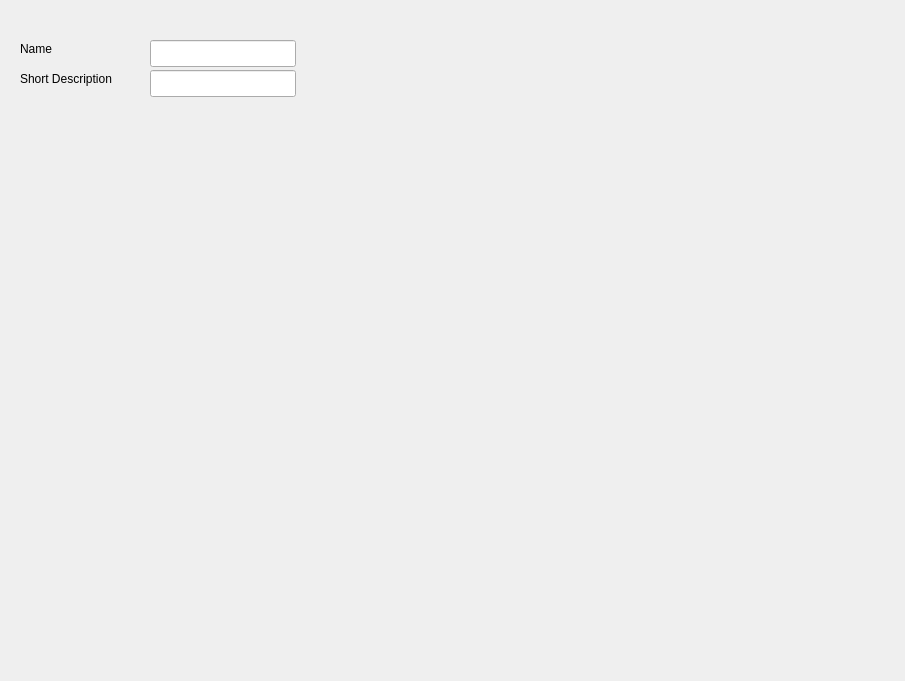
Before: the Qt Designer form charactertab.ui in Michael-A-D/HelloWorlds, drawn with Qt 5.
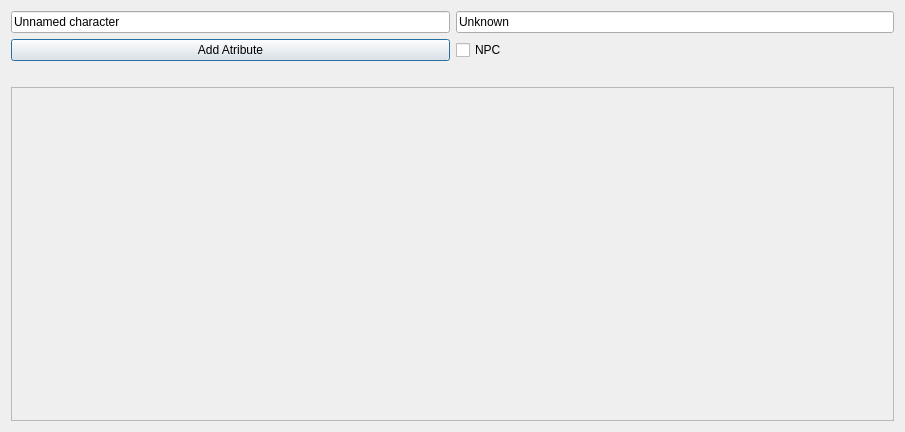
After: the same form once the commit is applied.

```diff
--- a/charactertab.ui
+++ b/charactertab.ui
@@ -7,71 +7,72 @@
     <x>0</x>
     <y>0</y>
     <width>905</width>
-    <height>681</height>
+    <height>432</height>
    </rect>
   </property>
   <property name="windowTitle">
    <string>Dialog</string>
   </property>
-  <widget class="QLabel" name="label">
-   <property name="geometry">
-    <rect>
-     <x>10</x>
-     <y>30</y>
-     <width>0</width>
-     <height>17</height>
-    </rect>
-   </property>
-   <property name="text">
-    <string/>
-   </property>
-  </widget>
-  <widget class="QLabel" name="label_2">
-   <property name="geometry">
-    <rect>
-     <x>20</x>
-     <y>40</y>
-     <width>41</width>
-     <height>17</height>
-    </rect>
-   </property>
-   <property name="text">
-    <string>Name</string>
-   </property>
-  </widget>
-  <widget class="QLabel" name="label_3">
-   <property name="geometry">
-    <rect>
-     <x>20</x>
-     <y>70</y>
-     <width>119</width>
-     <height>17</height>
-    </rect>
-   </property>
-   <property name="text">
-    <string>Short Description</string>
-   </property>
-  </widget>
-  <widget class="QLineEdit" name="lineEdit">
-   <property name="geometry">
-    <rect>
-     <x>150</x>
-     <y>40</y>
-     <width>146</width>
-     <height>27</height>
-    </rect>
-   </property>
-  </widget>
-  <widget class="QLineEdit" name="lineEdit_2">
-   <property name="geometry">
-    <rect>
-     <x>150</x>
-     <y>70</y>
-     <width>146</width>
-     <height>27</height>
-    </rect>
-   </property>
-  </widget>
+  <layout class="QGridLayout" name="gridLayout">
+   <item row="2" column="1">
+    <widget class="QCheckBox" name="checkBox">
+     <property name="text">
+      <string>NPC</string>
+     </property>
+    </widget>
+   </item>
+   <item row="4" column="0" colspan="2">
+    <widget class="QScrollArea" name="scrollArea">
+     <property name="widgetResizable">
+      <bool>true</bool>
+     </property>
+     <widget class="QWidget" name="attribute">
+      <property name="geometry">
+       <rect>
+        <x>0</x>
+        <y>0</y>
+        <width>885</width>
+        <height>323</height>
+       </rect>
+      </property>
+      <property name="sizePolicy">
+       <sizepolicy hsizetype="Expanding" vsizetype="Expanding">
+        <horstretch>0</horstretch>
+        <verstretch>0</verstretch>
+       </sizepolicy>
+      </property>
+     </widget>
+    </widget>
+   </item>
+   <item row="2" column="0">
+    <widget class="QPushButton" name="pushButton">
+     <property name="text">
+      <string>Add Atribute</string>
+     </property>
+    </widget>
+   </item>
+   <item row="3" column="0">
+    <widget class="QLabel" name="label">
+     <property name="text">
+      <string/>
+     </property>
+    </widget>
+   </item>
+   <item row="0" column="1">
+    <widget class="QLineEdit" name="lineEdit_2">
+     <property name="text">
+      <string>Unknown</string>
+     </property>
+    </widget>
+   </item>
+   <item row="0" column="0">
+    <widget class="QLineEdit" name="lineEdit">
+     <property name="text">
+      <string>Unnamed character</string>
+     </property>
+    </widget>
+   </item>
+  </layout>
  </widget>
  <resources/>
  <connections/>
```
